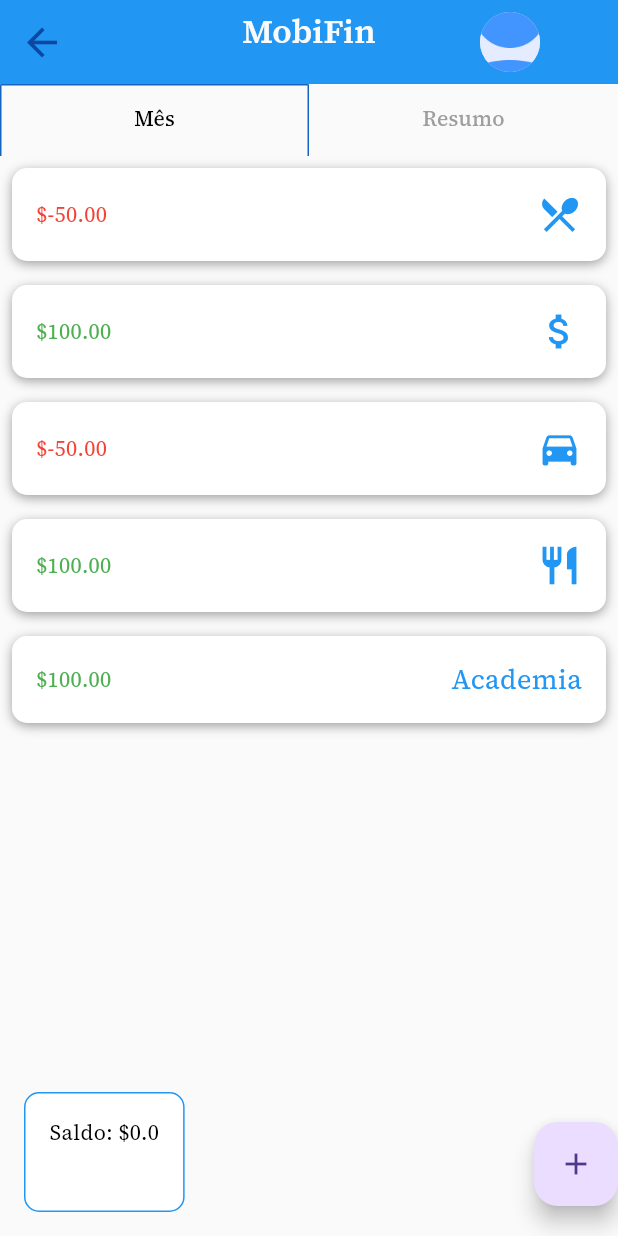
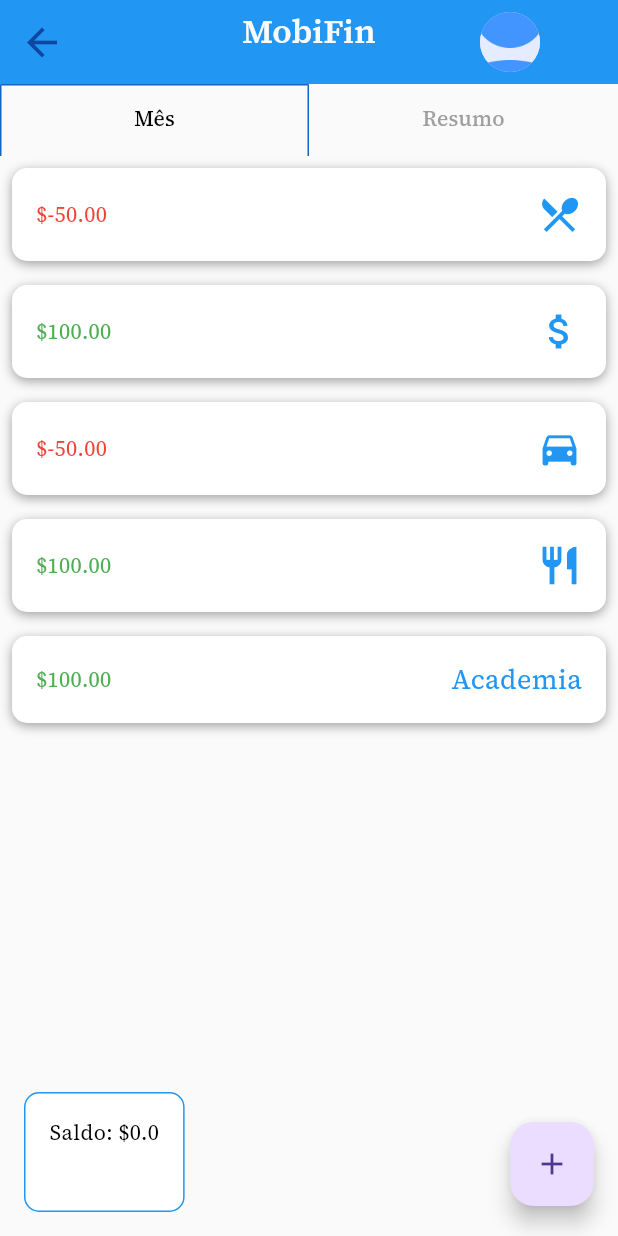
Before and after one commit to ronaque/Gastos, a Flutter app: the Home screen opened directly, on a phone screen of 412 x 824 dp. Run offline on Flutter 3.47's test engine with Material 3 defaults, Android fonts, the phone set to English and light mode, and no system bars; our stand-ins replace fl_chart, google_fonts, image_picker, shared_preferences, syncfusion_flutter_charts; accounts and stored records are empty.

Commit message:
ajuste no botão de adicionar

```diff
--- a/lib/main.dart
+++ b/lib/main.dart
@@ -6,6 +6,7 @@ import 'package:gastos/theme.dart';
 import 'package:shared_preferences/shared_preferences.dart';
 import 'resumo.dart';
 import 'mes.dart';
+
 void main() {
   WidgetsFlutterBinding.ensureInitialized();
   ;
@@ -52,8 +53,7 @@ class _HomeState extends State<Home> with SingleTickerProviderStateMixin {
       if (testeImage == null) {
         print('testeImage null');
         return;
-      }
-      else{
+      } else {
         String filePath = '$testeImage';
         print('testeImage: $testeImage');
         _imageFile = File(filePath);
@@ -67,7 +67,8 @@ class _HomeState extends State<Home> with SingleTickerProviderStateMixin {
   }
 
   void _abrirPerfil() {
-    Navigator.push(context, MaterialPageRoute(builder: (context) => Perfil())).then((value) => loadImage());
+    Navigator.push(context, MaterialPageRoute(builder: (context) => Perfil()))
+        .then((value) => loadImage());
   }
 
   @override
@@ -82,12 +83,11 @@ class _HomeState extends State<Home> with SingleTickerProviderStateMixin {
   }
 
   CircleAvatar profileAvatar() {
-    if (image == null){
+    if (image == null) {
       return const CircleAvatar(
           radius: 64, backgroundImage: AssetImage("images/user.png"));
     }
-    return CircleAvatar(
-        radius: 64, backgroundImage: image?.image);
+    return CircleAvatar(radius: 64, backgroundImage: image?.image);
   }
 
   Future<double> getSalario() async {
@@ -198,12 +198,15 @@ class _HomeState extends State<Home> with SingleTickerProviderStateMixin {
               Spacer(), // Este widget faz com que o botão seja alinhado à direita.
               Align(
                 alignment: Alignment.bottomRight,
+                child: Padding(
+                  padding: const EdgeInsets.all(16.0),
                   child: FloatingActionButton(
                     onPressed: () {
                       _exibirModalAdicionarTransacao(context);
                       // Adicione uma nova transação aqui.
                     },
                     child: Icon(Icons.add),
+                  ),
                 ),
               ),
             ],
@@ -213,7 +216,6 @@ class _HomeState extends State<Home> with SingleTickerProviderStateMixin {
     );
   }
 }
-
 
 class AdicionarTransacaoModal extends StatefulWidget {
   final Function(double amount, String textOrIcon) onTransacaoSalva;
@@ -334,5 +336,4 @@ class LoginPage extends StatelessWidget {
       ),
     );
   }
-
 }
```
Lines whose indentation alone changed are shown as unchanged.
